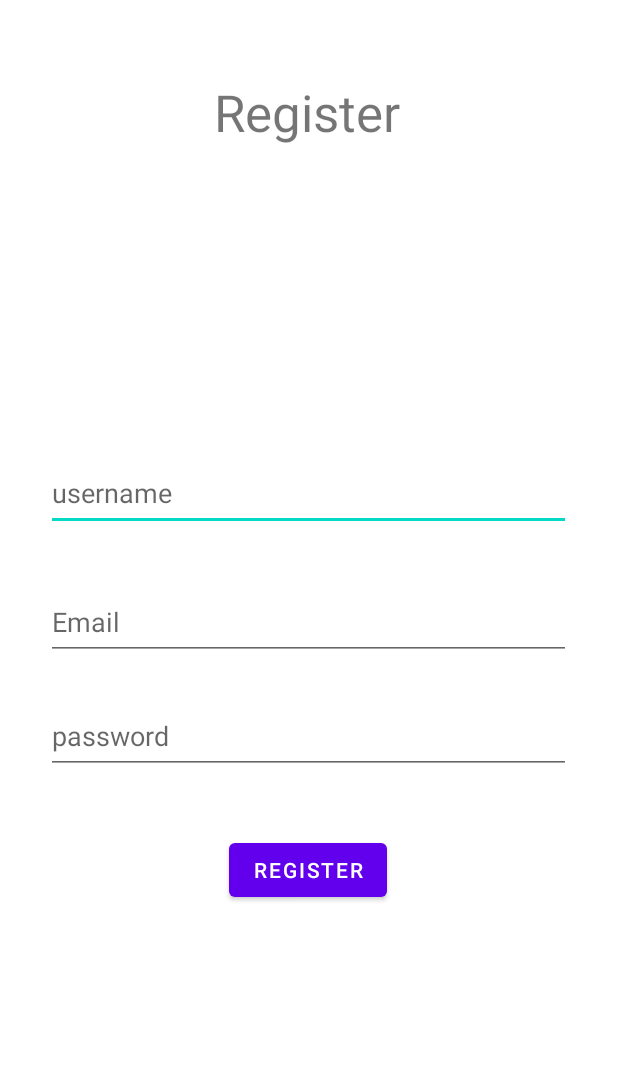
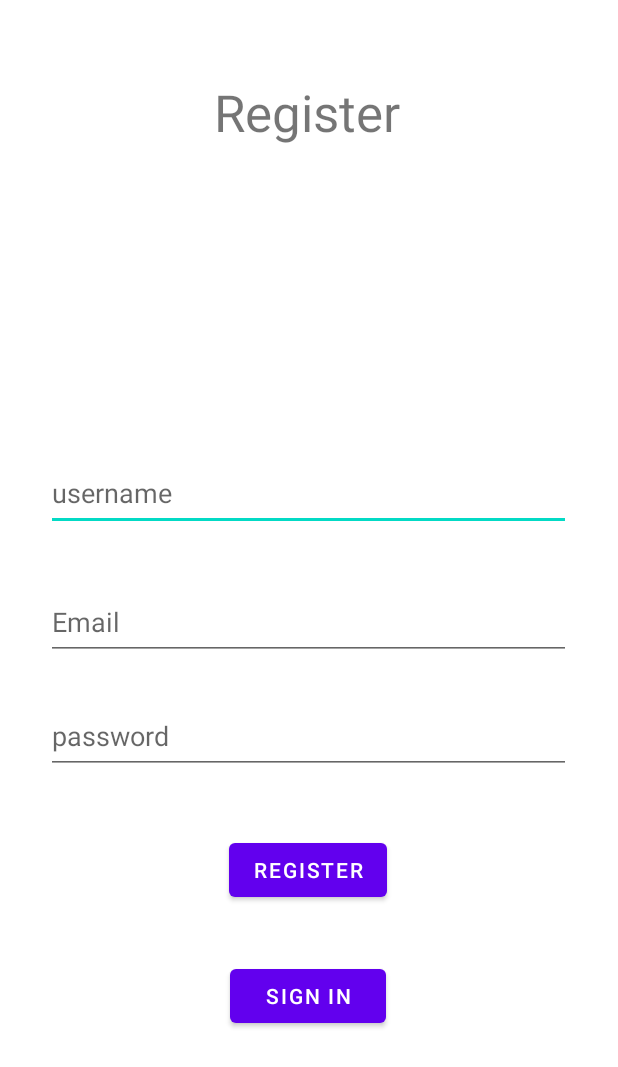
Before and after one commit to tatianatkachuk/DSA_G4_Android, an Android app: the layout activity_register.xml on its own in the app's theme, with its tools: preview values and no code run, on a phone screen of 412 x 824 dp. Shown: the top 1067 px of the screen. Run offline under Robolectric (Android 15) with nearby library versions, the phone set to English and light mode, and no system bars.

```diff
--- a/app/src/main/AndroidManifest.xml
+++ b/app/src/main/AndroidManifest.xml
@@ -29,6 +29,10 @@
                 android:name="android.app.lib_name"
                 android:value="" />
         </activity>
+        <activity
+            android:name=".Register" >
+        </activity>
+
     </application>
 
 </manifest>
--- a/app/src/main/java/com/example/android_whostolesantasbeard/APIClient.java
+++ b/app/src/main/java/com/example/android_whostolesantasbeard/APIClient.java
@@ -15,7 +15,7 @@ public class APIClient {
         OkHttpClient client = new OkHttpClient.Builder().addInterceptor(interceptor).build();
 
         retrofit = new Retrofit.Builder()
-                .baseUrl("http://127.0.0.1:8080/swagger/")
+                .baseUrl("http://147.83.7.206:8080/dsaApp/")
                 //.baseUrl("http://147.83.7.208:8080/swagger/")
                 .addConverterFactory(GsonConverterFactory.create())
                 .client(client)
--- a/app/src/main/java/com/example/android_whostolesantasbeard/IWSSBService.java
+++ b/app/src/main/java/com/example/android_whostolesantasbeard/IWSSBService.java
@@ -7,9 +7,9 @@ import retrofit2.http.Body;
 import retrofit2.http.POST;
 
 public interface IWSSBService {
-    @POST("/user/signUp")
-    Call registerAccount(@Body UserCredentials credentials);
+    @POST("user/signUp")
+    Call<UserCredentials> registerAccount(@Body UserCredentials credentials);
 
-    @POST("/user/logIn")
+    @POST("user/logIn")
     Call<User> loginUser(@Body User user);
 }
--- a/app/src/main/res/layout/activity_login.xml
+++ b/app/src/main/res/layout/activity_login.xml
@@ -82,7 +82,7 @@
         tools:ignore="MissingConstraints" />
 
     <TextView
-        android:id="@+id/textSignUp"
+        android:id="@+id/swapToRegisterButton"
         android:layout_width="61dp"
         android:layout_height="24dp"
         android:fontFamily="sans-serif-black"
@@ -95,7 +95,6 @@
         app:layout_constraintStart_toStartOf="parent"
         app:layout_constraintTop_toTopOf="parent"
         app:layout_constraintVertical_bias="0.806"
-        android:onClick="openRegisterView"
         tools:ignore="MissingConstraints" />
 
     <EditText
--- a/app/src/main/res/layout/activity_main.xml
+++ b/app/src/main/res/layout/activity_register.xml
@@ -4,7 +4,7 @@
     xmlns:tools="http://schemas.android.com/tools"
     android:layout_width="match_parent"
     android:layout_height="match_parent"
-    tools:context=".MainActivity">
+    tools:context=".Register">
 
     <TextView
         android:id="@+id/textSignIn"
@@ -73,4 +73,18 @@
         app:layout_constraintVertical_bias="0.0"
         android:onClick="attemptRegistration"/>
 
+    <Button
+        android:id="@+id/backToSignIn"
+        android:layout_width="104dp"
+        android:layout_height="48dp"
+        android:layout_marginTop="40dp"
+        android:onClick="attemptRegistration"
+        android:text="Sign In"
+        app:layout_constraintBottom_toBottomOf="parent"
+        app:layout_constraintEnd_toEndOf="parent"
+        app:layout_constraintHorizontal_bias="0.498"
+        app:layout_constraintStart_toStartOf="parent"
+        app:layout_constraintTop_toBottomOf="@+id/passwordTextField"
+        app:layout_constraintVertical_bias="0.381" />
+
 </androidx.constraintlayout.widget.ConstraintLayout>
```
Also changed, not shown: app/src/main/java/com/example/android_whostolesantasbeard/MainActivity.java (deleted, +0 -68 lines), app/src/main/java/com/example/android_whostolesantasbeard/Register.java (added, +90 -0 lines), app/src/main/java/com/example/android_whostolesantasbeard/SignIn.java (+15 -10 lines).
